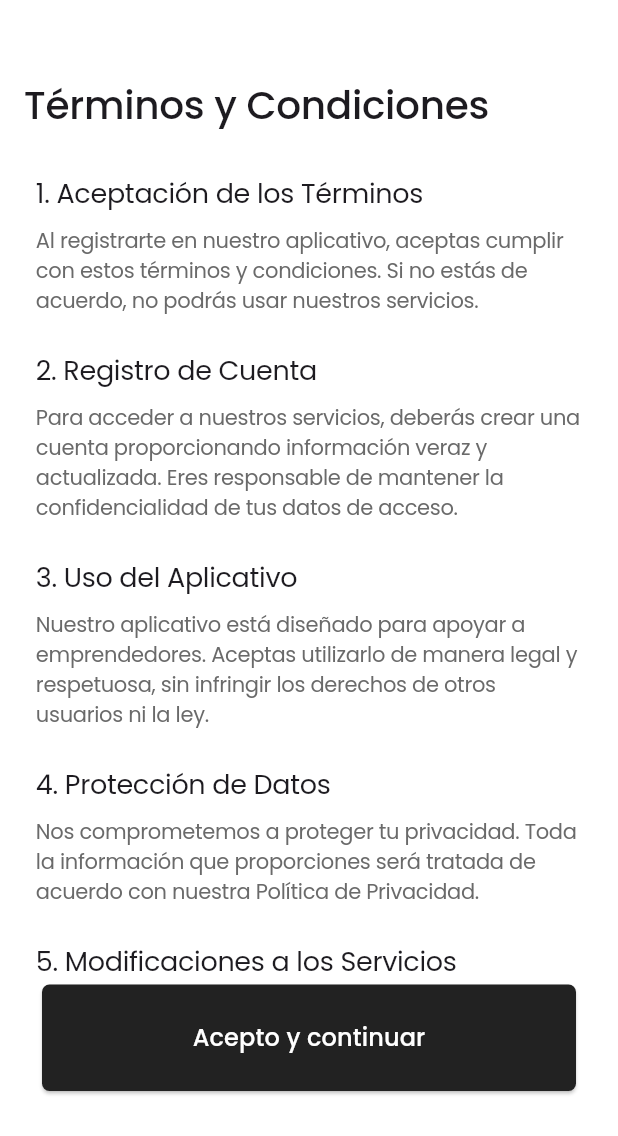
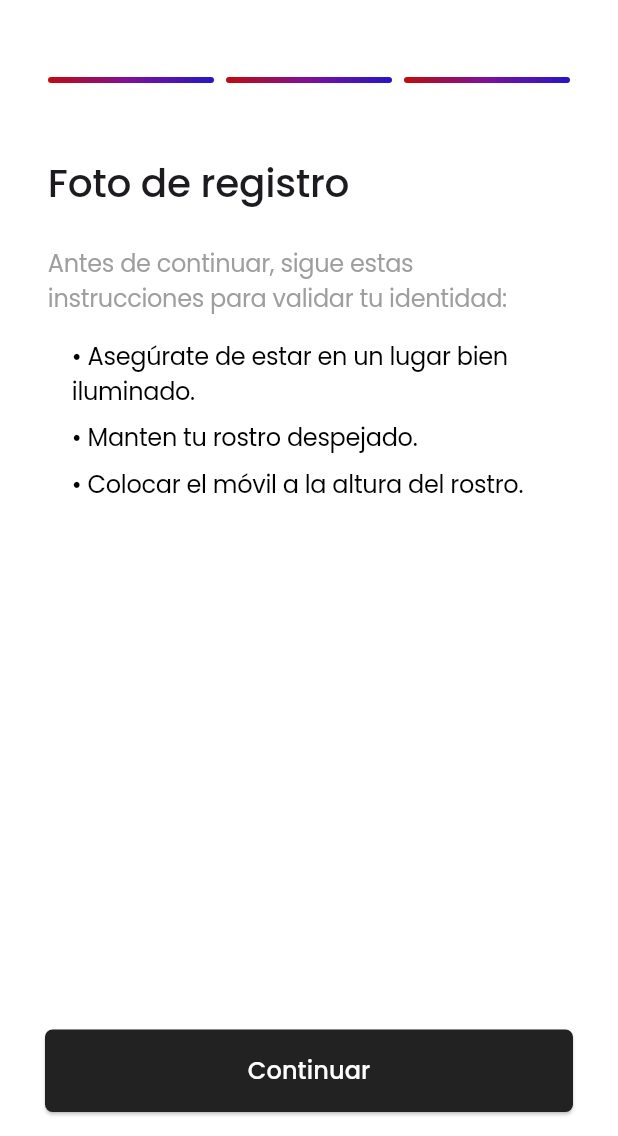
Before and after one commit to Influgo/frontend_mobile_app_flutter, a Flutter app: the RegisterPage screen opened by its route, swiped to page 5, on a phone screen of 412 x 824 dp, the part 100-1236 px from its top. Run offline on Flutter 3.47's test engine with Material 3 defaults, Android fonts, the light colour scheme and no system bars; our stand-ins replace flutter_svg, image_picker.

Commit message:
feat: add register enterpreneur pages

```diff
--- a/lib/features/authentication/presentation/pages/register_page.dart
+++ b/lib/features/authentication/presentation/pages/register_page.dart
@@ -1,9 +1,11 @@
 import 'package:flutter/material.dart';
+import 'package:frontend_mobile_app_flutter/features/authentication/presentation/pages/step3_enterpreneur_register_page.dart';
+import 'package:frontend_mobile_app_flutter/features/authentication/presentation/pages/step5_enterpreneur_register_page.dart';
+import 'package:frontend_mobile_app_flutter/features/authentication/presentation/pages/step8_review_page.dart';
 import 'select_profile_page.dart';
 import 'step1_entrepreneur_register_page.dart';
 import 'step2_entrepreneur_register_page.dart';
-import 'step3_entrepreneur_register_page.dart';
-import 'step4_terms_conditions.dart';
+import 'step7_terms_conditions.dart';
 
 class RegisterPage extends StatefulWidget {
   const RegisterPage({super.key});
@@ -29,8 +31,11 @@ class _RegisterPageState extends State<RegisterPage> {
       SelectProfilePage(onNextStep: _nextStep),
       const Step1EntrepreneurRegisterPage(),
       const Step2EntrepreneurRegisterPage(),
+      // const Step3EntrepreneurRegisterPage(),
       const Step3EntrepreneurRegisterPage(),
-      const Step4TermsConditionsPage(),
+      const Step5EntrepreneurRegisterPage(),
+      const Step7TermsConditionsPage(),
+      const Step8ReviewPage(),
     ];
   }
 
--- /dev/null
+++ b/lib/features/authentication/presentation/pages/step5_enterpreneur_register_page.dart
@@ -0,0 +1,151 @@
+import 'package:flutter/material.dart';
+import 'package:flutter_svg/flutter_svg.dart';
+import 'package:frontend_mobile_app_flutter/features/authentication/presentation/pages/register_page.dart';
+
+class Step5EntrepreneurRegisterPage extends StatelessWidget {
+  const Step5EntrepreneurRegisterPage({super.key});
+
+  @override
+  Widget build(BuildContext context) {
+    return Scaffold(
+      backgroundColor: Colors.white,
+      body: Stack(
+        children: [
+          Padding(
+            padding: const EdgeInsets.only(top: 30, left: 16, right: 16),
+            child: Column(
+              crossAxisAlignment: CrossAxisAlignment.start,
+              children: [
+                Row(
+                  children: [
+                    IconButton(
+                      icon: const Icon(Icons.arrow_back, color: Colors.black),
+                      onPressed: () {
+                        Navigator.of(context).pop();
+                      },
+                    ),
+                    const Spacer(),
+                    SvgPicture.asset(
+                      'assets/images/influyo_logo.svg',
+                      height: 25,
+                    ),
+                    const Spacer(),
+                  ],
+                ),
+                Padding(
+                  padding: const EdgeInsets.symmetric(horizontal: 16.0, vertical: 40),
+                  child: Row(
+                    children: [
+                      Expanded(
+                        child: Container(
+                          height: 4,
+                          decoration: const BoxDecoration(
+                            gradient: LinearGradient(
+                              colors: [
+                                Color(0xFFC20B0C),
+                                Color(0xFF7E0F9D),
+                                Color(0xFF2616C7),
+                              ],
+                              begin: Alignment.topLeft,
+                              end: Alignment.bottomRight,
+                            ),
+                            borderRadius: BorderRadius.all(Radius.circular(2)),
+                          ),
+                        ),
+                      ),
+                      const SizedBox(width: 8),
+                      Expanded(
+                        child: Container(
+                          height: 4,
+                          decoration: const BoxDecoration(
+                            gradient: LinearGradient(
+                              colors: [
+                                Color(0xFFC20B0C),
+                                Color(0xFF7E0F9D),
+                                Color(0xFF2616C7),
+                              ],
+                              begin: Alignment.topLeft,
+                              end: Alignment.bottomRight,
+                            ),
+                            borderRadius: BorderRadius.all(Radius.circular(2)),
+                          ),
+                        ),
+                      ),
+                      const SizedBox(width: 8),
+                      Expanded(
+                        child: Container(
+                        height: 4,
+                          decoration: const BoxDecoration(
+                            gradient: LinearGradient(
+                              colors: [
+                                Color(0xFFC20B0C),
+                                Color(0xFF7E0F9D),
+                                Color(0xFF2616C7),
+                              ],
+                              begin: Alignment.topLeft,
+                              end: Alignment.bottomRight,
+                            ),
+                            borderRadius: BorderRadius.all(Radius.circular(2)),
+                          ),
+                        ),
+                      ),
+                    ],
+                  ),
+                ),
+                const Padding(
+                  padding: EdgeInsets.symmetric(horizontal: 16.0, vertical: 8.0),
+                  child: Text(
+                    'Foto de registro',
+                    style: TextStyle(fontSize: 26, fontWeight: FontWeight.w500),
+                  ),
+                ),
+                const Padding(
+                  padding: EdgeInsets.symmetric(horizontal: 16.0, vertical: 16.0),
+                  child: Text(
+                    'Antes de continuar, sigue estas instrucciones para validar tu identidad:',
+                    style: TextStyle(fontSize: 16, color: Colors.grey),
+                  ),
+                ),
+                const Padding(
+                  padding: EdgeInsets.symmetric(horizontal: 32.0),
+                  child: Column(
+                    crossAxisAlignment: CrossAxisAlignment.start,
+                    children: [
+                      Text('• Asegúrate de estar en un lugar bien iluminado.',
+                          style: TextStyle(fontSize: 16, color: Colors.black)),
+                      SizedBox(height: 8),
+                      Text('• Manten tu rostro despejado.',
+                          style: TextStyle(fontSize: 16, color: Colors.black)),
+                          SizedBox(height: 8),
+                      Text('• Colocar el móvil a la altura del rostro.',
+                          style: TextStyle(fontSize: 16, color: Colors.black)),
+                    ],
+                  ),
+                ),
+              ],
+            ),
+          ),
+          Positioned(
+            bottom: 16,
+            left: 30,
+            right: 30,
+            child: ElevatedButton(
+              style: ElevatedButton.styleFrom(
+                backgroundColor: const Color(0xFF222222),
+                padding: const EdgeInsets.symmetric(vertical: 16),
+                shape: RoundedRectangleBorder(borderRadius: BorderRadius.circular(5)),
+              ),
+              onPressed: () {
+                RegisterPage.goToNextStep(context);
+              },
+              child: const Text(
+                'Continuar',
+                style: TextStyle(color: Colors.white, fontSize: 16),
+              ),
+            ),
+          ),
+        ],
+      ),
+    );
+  }
+}
--- a/lib/features/authentication/presentation/pages/step4_terms_conditions.dart
+++ b/lib/features/authentication/presentation/pages/step7_terms_conditions.dart
@@ -1,8 +1,9 @@
 import 'package:flutter/material.dart';
 import 'package:flutter_svg/flutter_svg.dart';
+import 'package:frontend_mobile_app_flutter/features/authentication/presentation/pages/register_page.dart';
 
-class Step4TermsConditionsPage extends StatelessWidget {
-  const Step4TermsConditionsPage({super.key});
+class Step7TermsConditionsPage extends StatelessWidget {
+  const Step7TermsConditionsPage({super.key});
 
   @override
   Widget build(BuildContext context) {
@@ -108,7 +109,7 @@ class Step4TermsConditionsPage extends StatelessWidget {
                     ),
                   ),
                   onPressed: () {
-                    //nextito
+                   RegisterPage.goToNextStep(context);
                   },
                   child: const Text(
                     'Acepto y continuar',
--- a/lib/features/authentication/presentation/widgets/form_button.dart
+++ b/lib/features/authentication/presentation/widgets/form_button.dart
@@ -26,8 +26,7 @@ class FormButton extends StatelessWidget {
       child: Text(
         text,
         style: const TextStyle(
-          fontSize: 16,
-          fontWeight: FontWeight.w600,
+          fontSize: 16
         ),
       ),
     );
--- a/pubspec.yaml
+++ b/pubspec.yaml
@@ -14,6 +14,7 @@ dependencies:
   cupertino_icons: ^1.0.8
   flutter_svg: ^2.0.7
   image_picker: ^0.8.6+1
+  cached_network_image: ^3.2.3
 
 dev_dependencies:
   flutter_test:
@@ -37,3 +38,4 @@ flutter:
 
   assets:
     - assets/images/influyo_logo.svg
+    - assets/images/review.gif
```
Also changed, not shown: lib/features/authentication/presentation/pages/step3_enterpreneur_register_page.dart (added, +163 -0 lines), lib/features/authentication/presentation/pages/step8_review_page.dart (added, +85 -0 lines), lib/features/authentication/presentation/pages/step_entrepreneur_register_page.dart (renamed from lib/features/authentication/presentation/pages/step3_entrepreneur_register_page.dart, +4 -4 lines), assets/images/review.gif (added), pubspec.lock, 1 other file.
